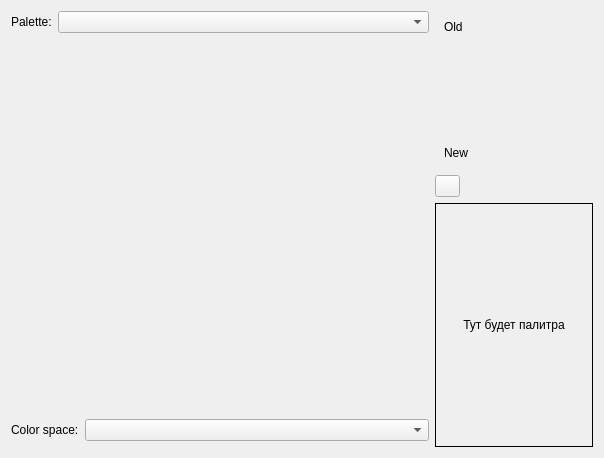
This is Tools/ResourceEditor/DataQt/ColorPicker.ui in xaoctech/dava.engine as Qt 5 draws it before an edit. The edited form follows.
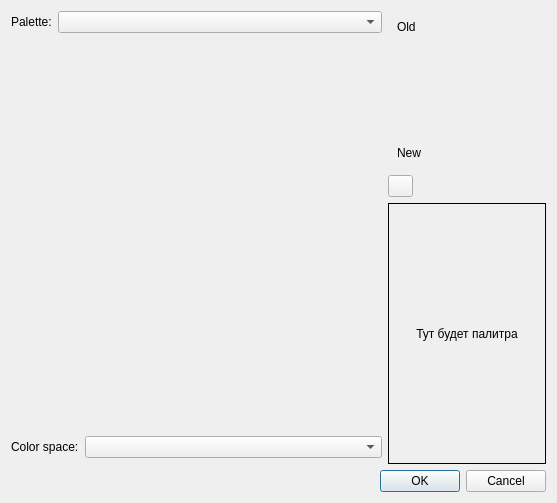
This is the edited form. Icons and pictures are not drawn. Custom widgets are drawn as their Qt base class.

Commit message: [DF-1785] Added Ok / cancel confirmation

```diff
--- a/Tools/ResourceEditor/DataQt/ColorPicker.ui
+++ b/Tools/ResourceEditor/DataQt/ColorPicker.ui
@@ -6,13 +6,15 @@
    <rect>
     <x>0</x>
     <y>0</y>
-    <width>604</width>
-    <height>458</height>
+    <width>557</width>
+    <height>503</height>
    </rect>
   </property>
   <property name="windowTitle">
    <string>ColorPicker</string>
   </property>
+  <layout class="QVBoxLayout" name="verticalLayout_6">
+   <item>
   <layout class="QHBoxLayout" name="horizontalLayout_5" stretch="1,0">
    <item>
     <layout class="QVBoxLayout" name="verticalLayout_5" stretch="1,0">
@@ -202,6 +204,42 @@
        </property>
        <property name="alignment">
         <set>Qt::AlignCenter</set>
+         </property>
+        </widget>
+       </item>
+      </layout>
+     </item>
+    </layout>
+   </item>
+   <item>
+    <layout class="QHBoxLayout" name="horizontalLayout_6">
+     <item>
+      <spacer name="horizontalSpacer_3">
+       <property name="orientation">
+        <enum>Qt::Horizontal</enum>
+       </property>
+       <property name="sizeHint" stdset="0">
+        <size>
+         <width>40</width>
+         <height>20</height>
+        </size>
+       </property>
+      </spacer>
+     </item>
+     <item>
+      <widget class="QPushButton" name="ok">
+       <property name="text">
+        <string>OK</string>
+       </property>
+       <property name="default">
+        <bool>true</bool>
+       </property>
+      </widget>
+     </item>
+     <item>
+      <widget class="QPushButton" name="cancel">
+       <property name="text">
+        <string>Cancel</string>
        </property>
       </widget>
      </item>
```
Lines whose indentation alone changed are shown as unchanged. The commit also changes 5 other files.
